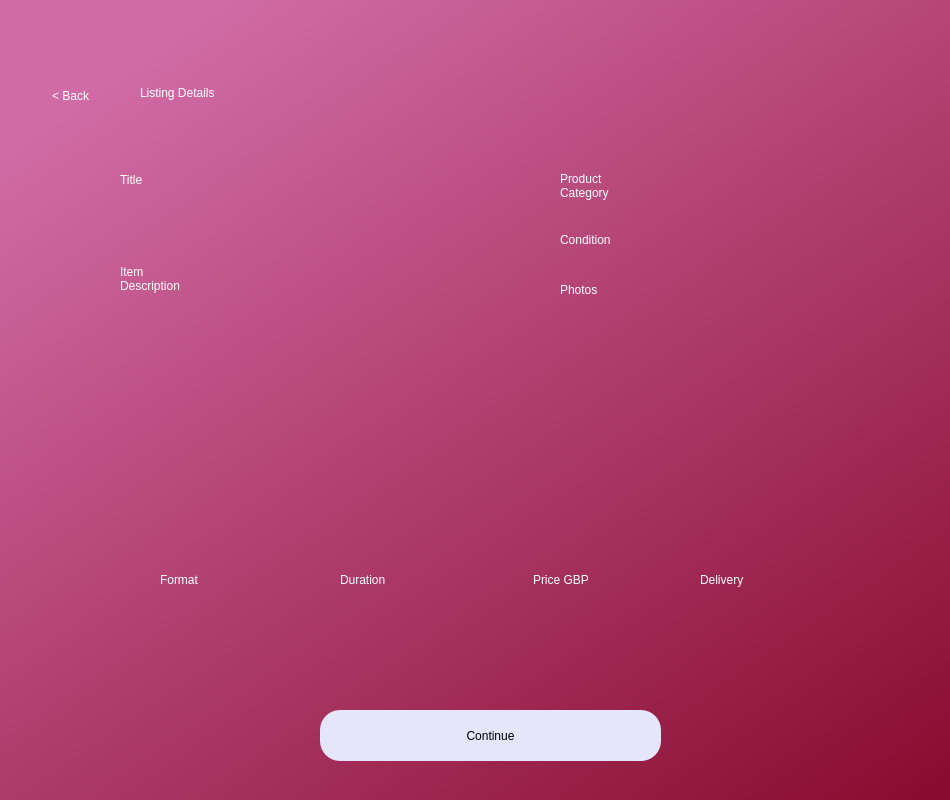
Old version of the form listdetails.ui in the repository AnshulS853/Coursework_Prototype.
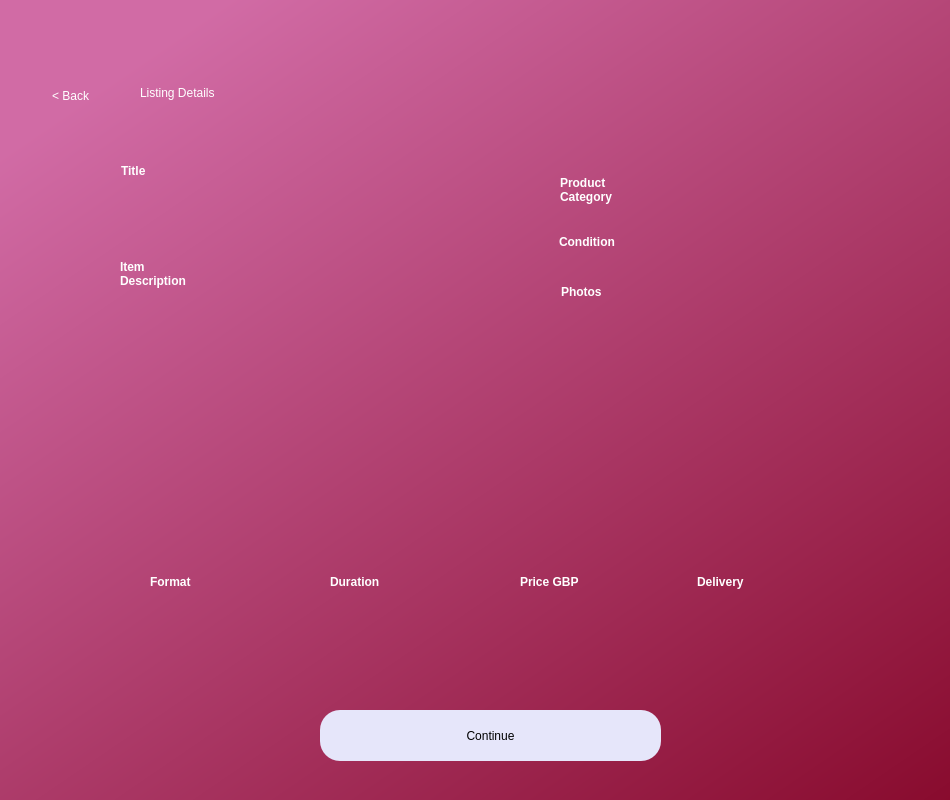
New version of the form.

What changed in the file:
```diff
--- a/listdetails.ui
+++ b/listdetails.ui
@@ -75,14 +75,15 @@
    <widget class="QLabel" name="label_4">
     <property name="geometry">
      <rect>
-      <x>120</x>
-      <y>170</y>
-      <width>35</width>
-      <height>19</height>
+      <x>121</x>
+      <y>159</y>
+      <width>47</width>
+      <height>24</height>
      </rect>
     </property>
     <property name="styleSheet">
-     <string notr="true">font: 16pt &quot;MS Shell Dlg 2&quot;;color:rgb(255, 255, 255)</string>
+     <string notr="true">font: 20pt &quot;MS Shell Dlg 2&quot;;color:rgb(255, 255, 255);
+font-weight: bold;</string>
     </property>
     <property name="text">
      <string>Title</string>
@@ -91,14 +92,15 @@
    <widget class="QLabel" name="label_5">
     <property name="geometry">
      <rect>
-      <x>560</x>
+      <x>559</x>
       <y>230</y>
-      <width>76</width>
-      <height>19</height>
+      <width>101</width>
+      <height>24</height>
      </rect>
     </property>
     <property name="styleSheet">
-     <string notr="true">font: 16pt &quot;MS Shell Dlg 2&quot;;color:rgb(255, 255, 255)</string>
+     <string notr="true">font: 20pt &quot;MS Shell Dlg 2&quot;;color:rgb(255, 255, 255);
+font-weight: bold;</string>
     </property>
     <property name="text">
      <string>Condition</string>
@@ -108,13 +110,14 @@
     <property name="geometry">
      <rect>
       <x>120</x>
-      <y>260</y>
-      <width>89</width>
-      <height>38</height>
+      <y>250</y>
+      <width>119</width>
+      <height>48</height>
      </rect>
     </property>
     <property name="styleSheet">
-     <string notr="true">font: 16pt &quot;MS Shell Dlg 2&quot;;color:rgb(255, 255, 255)</string>
+     <string notr="true">font: 20pt &quot;MS Shell Dlg 2&quot;;color:rgb(255, 255, 255);
+font-weight: bold;</string>
     </property>
     <property name="text">
      <string>Item 
@@ -124,14 +127,15 @@
    <widget class="QLabel" name="label_7">
     <property name="geometry">
      <rect>
-      <x>560</x>
+      <x>561</x>
       <y>280</y>
-      <width>53</width>
-      <height>19</height>
+      <width>71</width>
+      <height>24</height>
      </rect>
     </property>
     <property name="styleSheet">
-     <string notr="true">font: 16pt &quot;MS Shell Dlg 2&quot;;color:rgb(255, 255, 255)</string>
+     <string notr="true">font: 20pt &quot;MS Shell Dlg 2&quot;;color:rgb(255, 255, 255);
+font-weight: bold;</string>
     </property>
     <property name="text">
      <string>Photos</string>
@@ -140,14 +144,15 @@
    <widget class="QLabel" name="label_8">
     <property name="geometry">
      <rect>
-      <x>160</x>
+      <x>150</x>
       <y>570</y>
-      <width>55</width>
-      <height>19</height>
+      <width>73</width>
+      <height>24</height>
      </rect>
     </property>
     <property name="styleSheet">
-     <string notr="true">font: 16pt &quot;MS Shell Dlg 2&quot;;color:rgb(255, 255, 255)</string>
+     <string notr="true">font: 20pt &quot;MS Shell Dlg 2&quot;;color:rgb(255, 255, 255);
+font-weight: bold;</string>
     </property>
     <property name="text">
      <string>Format</string>
@@ -156,14 +161,15 @@
    <widget class="QLabel" name="label_9">
     <property name="geometry">
      <rect>
-      <x>340</x>
+      <x>330</x>
       <y>570</y>
-      <width>68</width>
-      <height>19</height>
+      <width>91</width>
+      <height>24</height>
      </rect>
     </property>
     <property name="styleSheet">
-     <string notr="true">font: 16pt &quot;MS Shell Dlg 2&quot;;color:rgb(255, 255, 255)</string>
+     <string notr="true">font: 20pt &quot;MS Shell Dlg 2&quot;;color:rgb(255, 255, 255);
+font-weight: bold;</string>
     </property>
     <property name="text">
      <string>Duration</string>
@@ -172,14 +178,15 @@
    <widget class="QLabel" name="label_10">
     <property name="geometry">
      <rect>
-      <x>533</x>
+      <x>520</x>
       <y>570</y>
-      <width>81</width>
-      <height>19</height>
+      <width>97</width>
+      <height>24</height>
      </rect>
     </property>
     <property name="styleSheet">
-     <string notr="true">font: 16pt &quot;MS Shell Dlg 2&quot;;color:rgb(255, 255, 255)</string>
+     <string notr="true">font: 20pt &quot;MS Shell Dlg 2&quot;;color:rgb(255, 255, 255);
+font-weight: bold;</string>
     </property>
     <property name="text">
      <string>Price GBP</string>
@@ -189,13 +196,14 @@
     <property name="geometry">
      <rect>
       <x>560</x>
-      <y>160</y>
-      <width>91</width>
-      <height>51</height>
+      <y>166</y>
+      <width>93</width>
+      <height>48</height>
      </rect>
     </property>
     <property name="styleSheet">
-     <string notr="true">font: 16pt &quot;MS Shell Dlg 2&quot;;color:rgb(255, 255, 255)</string>
+     <string notr="true">font: 20pt &quot;MS Shell Dlg 2&quot;;color:rgb(255, 255, 255);
+font-weight: bold;</string>
     </property>
     <property name="text">
      <string>Product
@@ -205,14 +213,15 @@
    <widget class="QLabel" name="label_11">
     <property name="geometry">
      <rect>
-      <x>700</x>
+      <x>697</x>
       <y>570</y>
-      <width>63</width>
-      <height>19</height>
+      <width>85</width>
+      <height>24</height>
      </rect>
     </property>
     <property name="styleSheet">
-     <string notr="true">font: 16pt &quot;MS Shell Dlg 2&quot;;color:rgb(255, 255, 255)</string>
+     <string notr="true">font: 20pt &quot;MS Shell Dlg 2&quot;;color:rgb(255, 255, 255);
+font-weight: bold;</string>
     </property>
     <property name="text">
      <string>Delivery</string>
@@ -293,9 +302,9 @@
    <widget class="QLabel" name="conditionfield">
     <property name="geometry">
      <rect>
-      <x>660</x>
+      <x>670</x>
       <y>220</y>
-      <width>181</width>
+      <width>171</width>
       <height>41</height>
      </rect>
     </property>
@@ -311,7 +320,7 @@
    <widget class="QLabel" name="categoryfield_2">
     <property name="geometry">
      <rect>
-      <x>660</x>
+      <x>670</x>
       <y>170</y>
       <width>181</width>
       <height>41</height>
@@ -329,9 +338,9 @@
    <widget class="QLabel" name="pricefield">
     <property name="geometry">
      <rect>
-      <x>510</x>
+      <x>508</x>
       <y>600</y>
-      <width>121</width>
+      <width>131</width>
       <height>31</height>
      </rect>
     </property>
@@ -343,11 +352,14 @@
     <property name="text">
      <string/>
     </property>
+    <property name="alignment">
+     <set>Qt::AlignCenter</set>
+    </property>
    </widget>
    <widget class="QLabel" name="durationfield">
     <property name="geometry">
      <rect>
-      <x>320</x>
+      <x>319</x>
       <y>600</y>
       <width>121</width>
       <height>31</height>
@@ -361,6 +373,9 @@
     <property name="text">
      <string/>
     </property>
+    <property name="alignment">
+     <set>Qt::AlignCenter</set>
+    </property>
    </widget>
    <widget class="QLabel" name="formatfield">
     <property name="geometry">
@@ -385,8 +400,8 @@
      <rect>
       <x>670</x>
       <y>600</y>
-      <width>211</width>
-      <height>71</height>
+      <width>141</width>
+      <height>31</height>
      </rect>
     </property>
     <property name="styleSheet">
@@ -397,6 +412,9 @@
     <property name="text">
      <string/>
     </property>
+    <property name="alignment">
+     <set>Qt::AlignHCenter|Qt::AlignTop</set>
+    </property>
    </widget>
   </widget>
  </widget>
```
Left out of the diff: 28 changed lines with no effect on the pictures.
